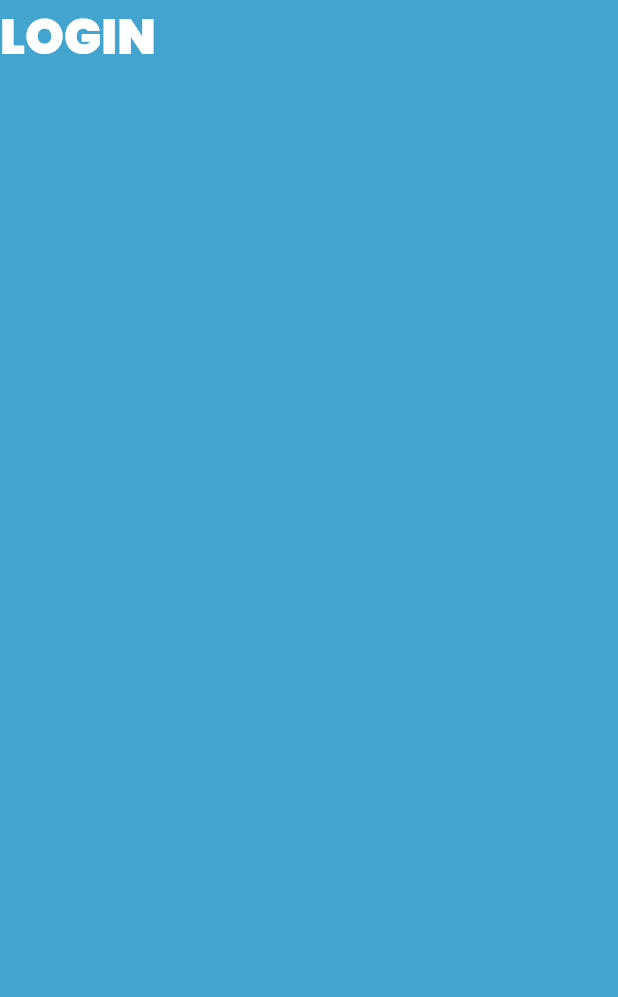
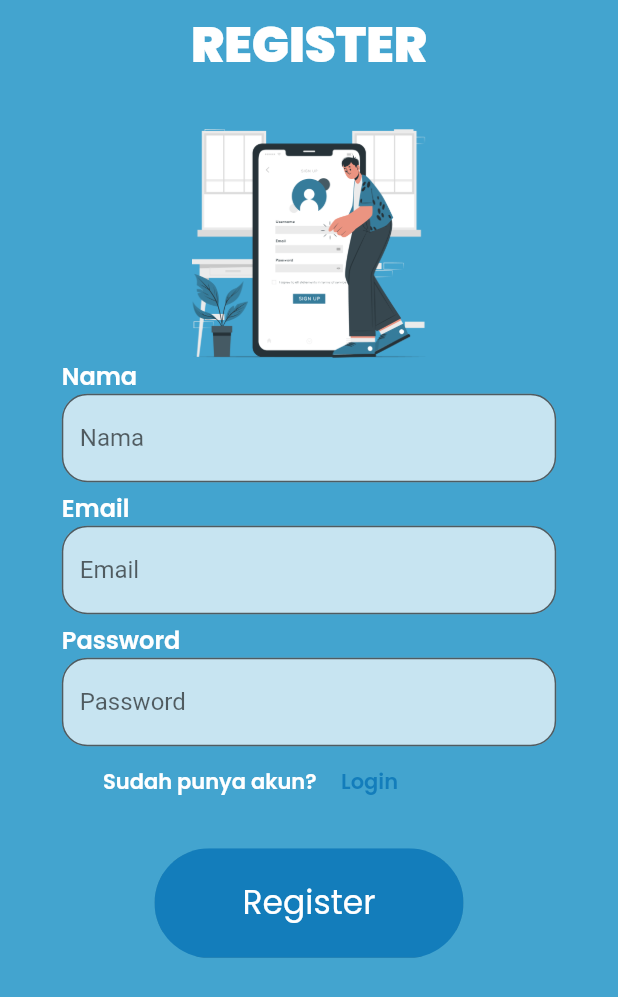
Before and after one commit to rajuwahyudii/Si-Penting-flutter, a Flutter app: the screen it shows after launch, on a phone screen of 412 x 824 dp. Shown: the top 997 px of the screen. Run offline on Flutter 3.47's test engine with Material 2 defaults, Android fonts, the light colour scheme and no system bars; our stand-ins replace google_fonts.

Commit message:
login page and register page done

```diff
--- a/lib/pages/auth/login.dart
+++ b/lib/pages/auth/login.dart
@@ -1,6 +1,10 @@
 import 'package:flutter/material.dart';
+import 'package:stunting/pages/auth/register.dart';
 import 'package:stunting/theme/color.dart';
 import 'package:stunting/theme/font.dart';
+import 'package:stunting/widgets/button.dart';
+import 'package:stunting/widgets/have_account.dart';
+import 'package:stunting/widgets/text_field.dart';
 
 class Login extends StatefulWidget {
   const Login({Key? key}) : super(key: key);
@@ -10,18 +14,73 @@ class Login extends StatefulWidget {
 }
 
 class _LoginState extends State<Login> {
+  final password = true;
   @override
   Widget build(BuildContext context) {
+    TextEditingController emailController = TextEditingController();
+    TextEditingController passwordController = TextEditingController();
+    var size = MediaQuery.of(context).size;
     return Scaffold(
       backgroundColor: backgroundColor,
       body: SafeArea(
+        child: SizedBox(
+          width: size.width,
+          child: SingleChildScrollView(
             child: Column(
+              crossAxisAlignment: CrossAxisAlignment.center,
               children: <Widget>[
+                const SizedBox(
+                  height: 5,
+                ),
                 Text(
                   'Login'.toUpperCase(),
                   style: splashTextStyle,
+                ),
+                const SizedBox(
+                  height: 32,
+                ),
+                Image.asset(
+                  'assets/images/login.png',
+                  width: 245.43,
+                ),
+                InputButtonWidget(
+                  label: 'Email',
+                  controller: emailController,
+                  keyboard: TextInputType.emailAddress,
+                  obsuretext: false,
+                ),
+                const SizedBox(
+                  height: 5,
+                ),
+                InputButtonWidget(
+                  label: 'Password',
+                  controller: passwordController,
+                  keyboard: TextInputType.name,
+                  obsuretext: password,
+                ),
+                HaveAccount(
+                  ask: 'Belum punya akun? ',
+                  fiture: 'Register',
+                  press: () {
+                    Navigator.of(context).pushReplacement(
+                      MaterialPageRoute(
+                        builder: (contex) => const Register(),
+                      ),
+                    );
+                  },
+                ),
+                const SizedBox(
+                  height: 10,
+                ),
+                CustomButtonWidget(
+                  textColor: Colors.white,
+                  buttonColor: buttonBlueColor,
+                  text: 'Login',
+                  press: () {},
                 )
               ],
+            ),
+          ),
         ),
       ),
     );
--- a/lib/pages/auth/register.dart
+++ b/lib/pages/auth/register.dart
@@ -0,0 +1,98 @@
+import 'package:flutter/material.dart';
+import 'package:stunting/pages/auth/login.dart';
+import 'package:stunting/theme/color.dart';
+import 'package:stunting/theme/font.dart';
+import 'package:stunting/widgets/button.dart';
+import 'package:stunting/widgets/have_account.dart';
+import 'package:stunting/widgets/text_field.dart';
+
+class Register extends StatefulWidget {
+  const Register({Key? key}) : super(key: key);
+
+  @override
+  State<Register> createState() => _RegisterState();
+}
+
+class _RegisterState extends State<Register> {
+  final password = true;
+  @override
+  Widget build(BuildContext context) {
+    TextEditingController namaController = TextEditingController();
+    TextEditingController emailController = TextEditingController();
+    TextEditingController passwordController = TextEditingController();
+    var size = MediaQuery.of(context).size;
+    return Scaffold(
+      backgroundColor: backgroundColor,
+      body: SafeArea(
+        child: SizedBox(
+          width: size.width,
+          child: SingleChildScrollView(
+            child: Column(
+              crossAxisAlignment: CrossAxisAlignment.center,
+              children: <Widget>[
+                const SizedBox(
+                  height: 5,
+                ),
+                Text(
+                  'Register'.toUpperCase(),
+                  style: splashTextStyle,
+                ),
+                const SizedBox(
+                  height: 32,
+                ),
+                Image.asset(
+                  'assets/images/register.png',
+                  width: 155.43,
+                ),
+                InputButtonWidget(
+                  label: 'Nama',
+                  controller: namaController,
+                  keyboard: TextInputType.name,
+                  obsuretext: false,
+                ),
+                const SizedBox(
+                  height: 5,
+                ),
+                InputButtonWidget(
+                  label: 'Email',
+                  controller: emailController,
+                  keyboard: TextInputType.emailAddress,
+                  obsuretext: false,
+                ),
+                const SizedBox(
+                  height: 5,
+                ),
+                InputButtonWidget(
+                  label: 'Password',
+                  controller: passwordController,
+                  keyboard: TextInputType.name,
+                  obsuretext: password,
+                ),
+                HaveAccount(
+                  ask: 'Sudah punya akun? ',
+                  fiture: 'Login',
+                  press: () {
+                    Navigator.of(context).pushReplacement(
+                      MaterialPageRoute(
+                        builder: (contex) => const Login(),
+                      ),
+                    );
+                  },
+                ),
+                const SizedBox(
+                  height: 10,
+                ),
+                CustomButtonWidget(
+                  textColor: Colors.white,
+                  buttonColor: buttonBlueColor,
+                  text: 'Register',
+                  press: () {},
+                )
+              ],
+            ),
+          ),
+        ),
+      ),
+    );
+  }
+}
--- a/lib/pages/splash.dart
+++ b/lib/pages/splash.dart
@@ -2,6 +2,7 @@ import 'dart:async';
 
 import 'package:flutter/material.dart';
 import 'package:stunting/pages/auth/login.dart';
+import 'package:stunting/pages/auth/register.dart';
 import 'package:stunting/pages/wrapper.dart';
 import 'package:stunting/theme/color.dart';
 import 'package:stunting/theme/font.dart';
@@ -26,7 +27,7 @@ class _SplashScreenState extends State<SplashScreen> {
   void onDone() {
     Navigator.of(context).pushReplacement(
       MaterialPageRoute(
-        builder: (context) => const Login(),
+        builder: (context) => const Register(),
       ),
     );
   }
--- a/lib/theme/color.dart
+++ b/lib/theme/color.dart
@@ -1,3 +1,7 @@
 import 'package:flutter/material.dart';
 
 const Color backgroundColor = Color(0xff43A4CF);
+const Color buttonBlueColor = Color(0xff137DBB);
+const Color iconDeactiveColor = Color(0xff000000);
+const Color iconActiveColor = Color(0xffFFFFFF);
+const Color yellowButtonColor = Color(0xffF7FB2D);
--- /dev/null
+++ b/lib/widgets/button.dart
@@ -0,0 +1,55 @@
+import 'package:flutter/material.dart';
+import 'package:google_fonts/google_fonts.dart';
+
+class CustomButtonWidget extends StatelessWidget {
+  final String text;
+  final Function press;
+  final Color buttonColor, textColor;
+  const CustomButtonWidget(
+      {required this.text,
+      required this.press,
+      required this.buttonColor,
+      required this.textColor,
+      Key? key})
+      : super(key: key);
+
+  @override
+  Widget build(BuildContext context) {
+    Size size = MediaQuery.of(context).size;
+    return Container(
+      margin: const EdgeInsets.symmetric(vertical: 10),
+      width: size.width * 0.5,
+      child: ClipRRect(
+        borderRadius: BorderRadius.circular(62),
+        child: newElevatedButton(),
+      ),
+    );
+  }
+
+  Widget newElevatedButton() {
+    return ElevatedButton(
+      child: Text(
+        text,
+        style: GoogleFonts.poppins(
+          fontWeight: FontWeight.w400,
+          fontSize: 22,
+          color: textColor,
+        ),
+      ),
+      onPressed: press != null
+          ? () {
+              press();
+            }
+          : null,
+      style: ElevatedButton.styleFrom(
+        primary: buttonColor,
+        padding: const EdgeInsets.symmetric(horizontal: 40, vertical: 20),
+        textStyle: GoogleFonts.poppins(
+          color: textColor,
+          fontSize: 15,
+          fontWeight: FontWeight.w600,
+        ),
+      ),
+    );
+  }
+}
--- /dev/null
+++ b/lib/widgets/have_account.dart
@@ -0,0 +1,51 @@
+import 'package:flutter/material.dart';
+import 'package:google_fonts/google_fonts.dart';
+import 'package:stunting/theme/color.dart';
+
+class HaveAccount extends StatelessWidget {
+  final String ask;
+  final String fiture;
+  final Function press;
+
+  const HaveAccount({
+    required this.ask,
+    required this.press,
+    required this.fiture,
+    Key? key,
+  }) : super(key: key);
+
+  @override
+  Widget build(BuildContext context) {
+    Size size = MediaQuery.of(context).size;
+    return SizedBox(
+      width: 4 / 6 * size.width,
+      child: Row(
+        children: <Widget>[
+          Text(
+            ask,
+            style: GoogleFonts.poppins(
+              fontSize: 14,
+              fontWeight: FontWeight.w600,
+              color: Colors.white,
+            ),
+          ),
+          TextButton(
+            onPressed: press != null
+                ? () {
+                    press();
+                  }
+                : null,
+            child: Text(
+              fiture,
+              style: GoogleFonts.poppins(
+                fontSize: 14,
+                fontWeight: FontWeight.w600,
+                color: buttonBlueColor,
+              ),
+            ),
+          )
+        ],
+      ),
+    );
+  }
+}
--- /dev/null
+++ b/lib/widgets/text_field.dart
@@ -0,0 +1,53 @@
+import 'package:flutter/material.dart';
+import 'package:google_fonts/google_fonts.dart';
+
+class InputButtonWidget extends StatelessWidget {
+  final TextEditingController controller;
+  final TextInputType keyboard;
+  final String label;
+  final bool obsuretext;
+  const InputButtonWidget({
+    required this.obsuretext,
+    required this.controller,
+    required this.keyboard,
+    required this.label,
+    Key? key,
+  }) : super(key: key);
+
+  @override
+  Widget build(BuildContext context) {
+    final size = MediaQuery.of(context).size;
+    return SizedBox(
+      width: 4 / 5 * size.width,
+      child: Column(
+        crossAxisAlignment: CrossAxisAlignment.start,
+        children: [
+          Text(
+            label,
+            style: GoogleFonts.poppins(
+              fontWeight: FontWeight.w600,
+              fontSize: 16,
+              color: Colors.white,
+            ),
+          ),
+          TextFormField(
+            keyboardType: keyboard,
+            controller: controller,
+            obscureText: obsuretext,
+            decoration: InputDecoration(
+              floatingLabelAlignment: FloatingLabelAlignment.center,
+              floatingLabelBehavior: FloatingLabelBehavior.auto,
+              alignLabelWithHint: true,
+              hintText: label,
+              border: OutlineInputBorder(
+                borderRadius: BorderRadius.circular(17),
+              ),
+              fillColor: Colors.white70,
+              filled: true,
+            ),
+          ),
+        ],
+      ),
+    );
+  }
+}
```
Lines whose indentation alone changed are shown as unchanged.
